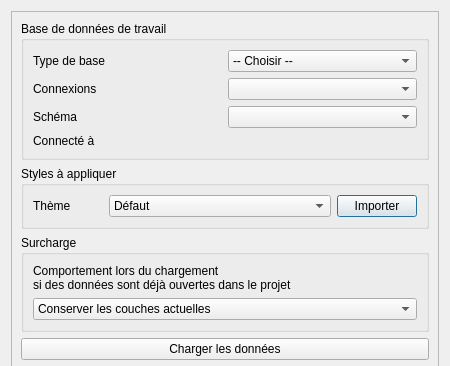
Before: the Qt Designer form forms/qadastre_load_form.ui in 3liz/QgisCadastrePlugin, drawn with Qt 5; both pictures show x 0 to 450 and y 0 to 366 of the 450 by 569 pixel window.
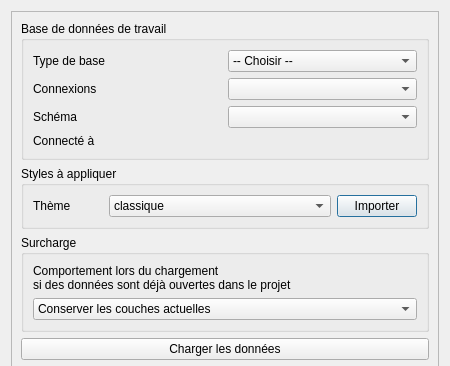
After: the same form once the commit is applied.

Diff of the .ui file:
```diff
--- a/forms/qadastre_load_form.ui
+++ b/forms/qadastre_load_form.ui
@@ -120,7 +120,7 @@
              <widget class="QComboBox" name="liTheme">
               <item>
                <property name="text">
-                <string>Défaut</string>
+                <string>classique</string>
                </property>
               </item>
              </widget>
```
